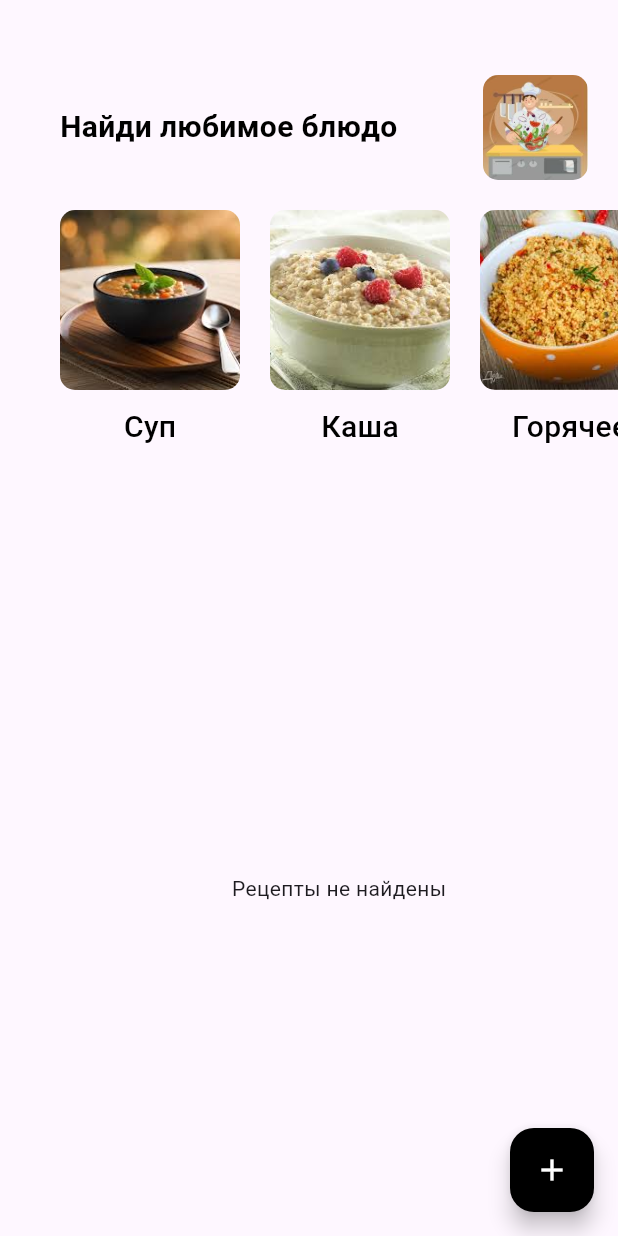
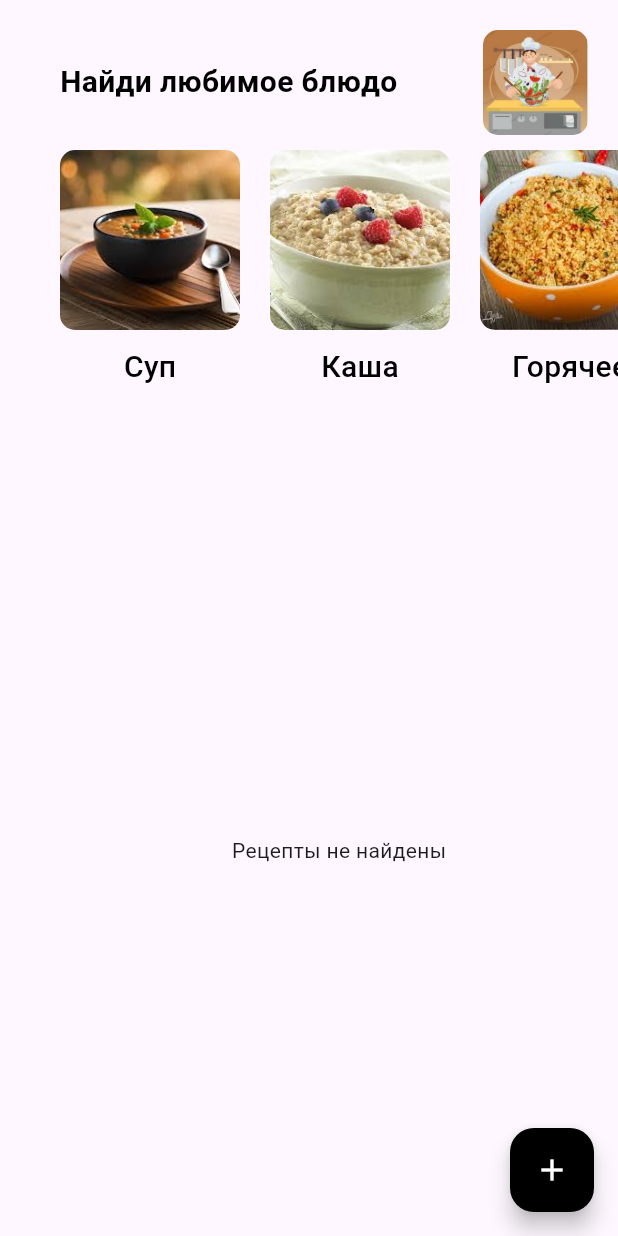
Before and after one commit to VSepash/recipe_book, a Flutter app: the screen it shows after launch, on a phone screen of 412 x 824 dp. Run offline on Flutter 3.47's test engine with Material 3 defaults, Android fonts, the phone set to English and light mode, and no system bars; our stand-ins replace cloud_firestore, firebase_core, fluttertoast, go_router, image_picker, supabase_flutter; accounts and stored records are empty.

Commit message:
Ваше сообщение коммита

```diff
--- a/lib/feature/home/home_page.dart
+++ b/lib/feature/home/home_page.dart
@@ -51,13 +51,13 @@ class _HomePageState extends State<HomePage> {
       body: Stack(
         children: [
           Container(
-            margin: EdgeInsets.only(top: 50.0, left: 40.0),
+            margin: EdgeInsets.only(top: 20.0, left: 40.0), //  верхний отступ
             child: Column(
               children: [
                 Header(),
-                SizedBox(height: 20.0),
+                SizedBox(height: 10.0), // отступ между заголовком и категориями
                 CategoryList(),
-                SizedBox(height: 20.0),
+                SizedBox(height: 10.0), //  отступ между категориями и рецептом
                 Expanded(child: RecipeList()),
               ],
             ),
```
Also changed, not shown: firebase.json, 3 other files.
